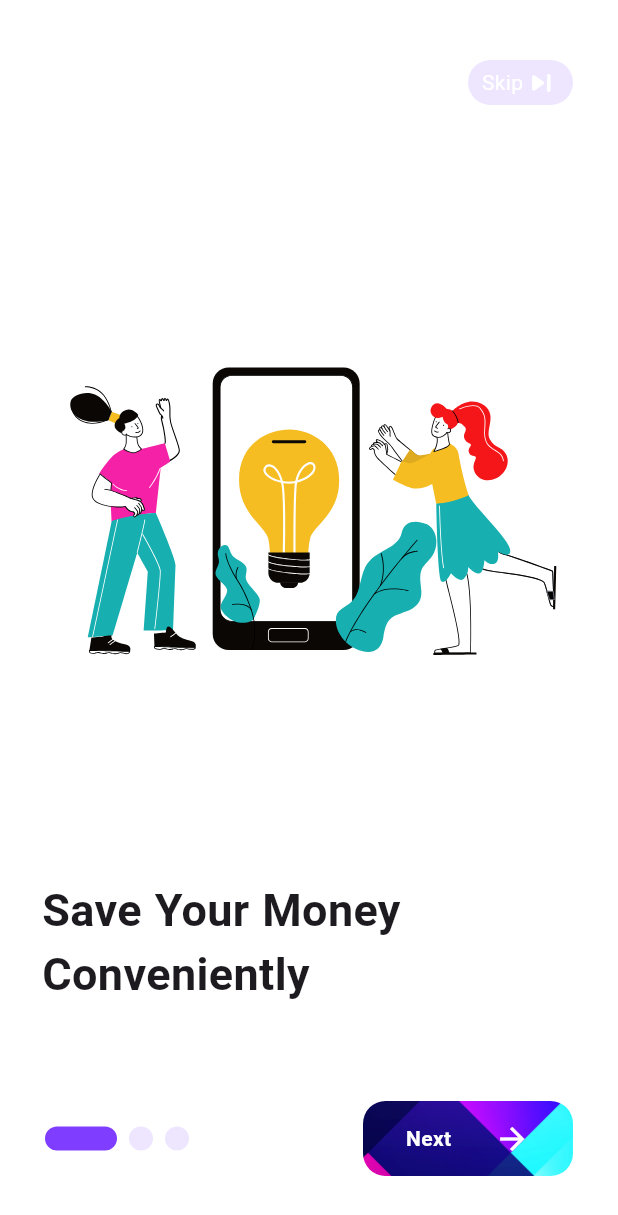
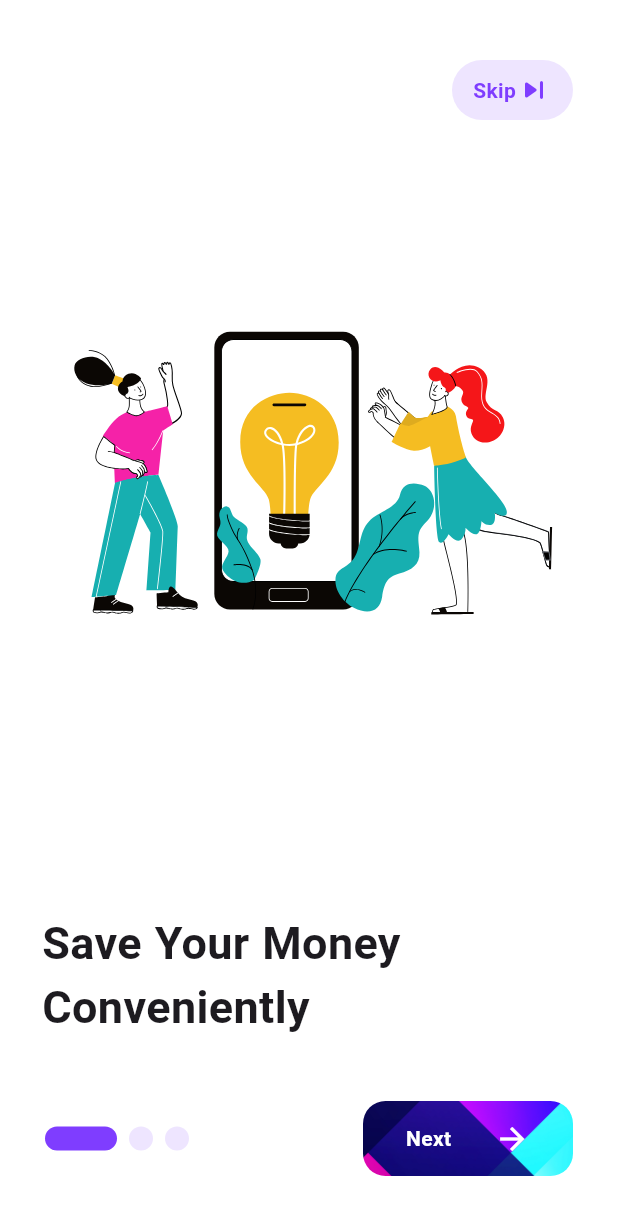
Before and after one commit to sufiyansakkeer/Money-Tracker, a Flutter app: the screen it shows after launch, on a phone screen of 412 x 824 dp. Shown: the top 1215 px of the screen. Run offline on Flutter 3.47's test engine with Material 3 defaults, Android fonts, the phone set to English and light mode, and no system bars; drawn by our look-alikes of lottie, smooth_page_indicator; our stand-ins replace equatable, flutter_bloc, google_fonts, hive, hive_flutter, page_transition and 2 more; missing offline and left inert: svg_flutter; accounts and stored records are empty; Roboto replaces fonts that are missing (Oxygen).

Commit message:
reset bug fixed

```diff
--- a/lib/presentation/pages/onboarding_screens/onboard_screen.dart
+++ b/lib/presentation/pages/onboarding_screens/onboard_screen.dart
@@ -22,6 +22,7 @@ class _OnBoardingScreensState extends State<OnBoardingScreens> {
   @override
   void initState() {
     _pageController = PageController();
+    context.read<OnBoardingCubit>().changeIndex(index: 0);
     super.initState();
   }
 
@@ -72,25 +73,32 @@ class _OnBoardingScreensState extends State<OnBoardingScreens> {
                                 _pageController.jumpToPage(2);
                               },
                               child: Container(
-                                height: 30,
-                                width: 70,
+                                // height: 30,
+                                // width: 70,
+                                padding: const EdgeInsets.symmetric(
+                                  horizontal: 14,
+                                  vertical: 8,
+                                ),
                                 decoration: BoxDecoration(
                                   borderRadius: const BorderRadius.all(
-                                    Radius.circular(15),
+                                    Radius.circular(30),
                                   ),
                                   color: ColorConstants.secondaryColor,
                                 ),
-                                child: const Center(
+                                child: Center(
                                   child: Row(
                                     mainAxisAlignment: MainAxisAlignment.center,
                                     children: [
                                       Text(
                                         'Skip',
-                                        style: TextStyle(color: Colors.white),
+                                        style: TextStyle(
+                                          color: ColorConstants.themeColor,
+                                          fontWeight: FontWeight.bold,
+                                        ),
                                       ),
                                       Icon(
                                         Icons.skip_next_rounded,
-                                        color: Colors.white,
+                                        color: ColorConstants.themeColor,
                                       )
                                     ],
                                   ),
--- a/lib/presentation/pages/onboarding_screens/widgets/lottie_onboarding_widget.dart
+++ b/lib/presentation/pages/onboarding_screens/widgets/lottie_onboarding_widget.dart
@@ -1,5 +1,6 @@
 import 'package:flutter/material.dart';
 import 'package:lottie/lottie.dart';
+import 'package:money_track/helper/sized_box_extension.dart';
 
 class LottieOnBoardWidget extends StatelessWidget {
   const LottieOnBoardWidget({
@@ -18,9 +19,13 @@ class LottieOnBoardWidget extends StatelessWidget {
       ),
       child: Column(
         mainAxisAlignment: MainAxisAlignment.spaceEvenly,
-        crossAxisAlignment: CrossAxisAlignment.start,
+        crossAxisAlignment: CrossAxisAlignment.center,
         children: [
-          LottieBuilder.asset(lottie),
+          LottieBuilder.asset(
+            lottie,
+            height: 350,
+          ),
+          20.height(),
           Text(
             lottieTitle,
             style: const TextStyle(
```
